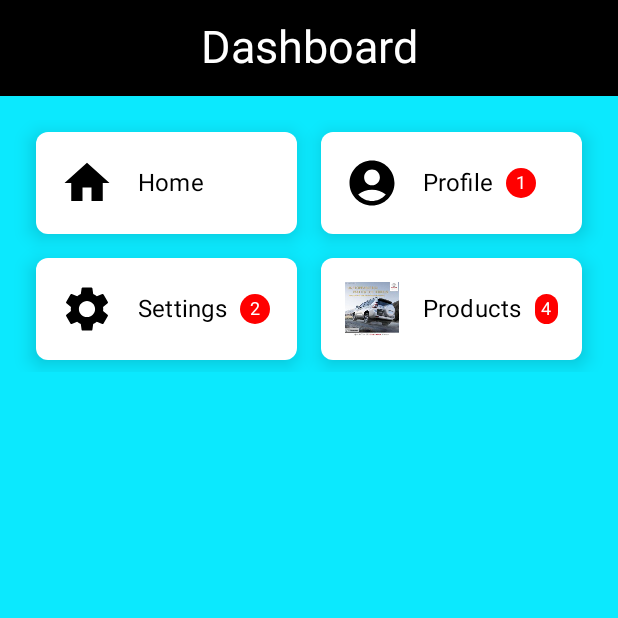
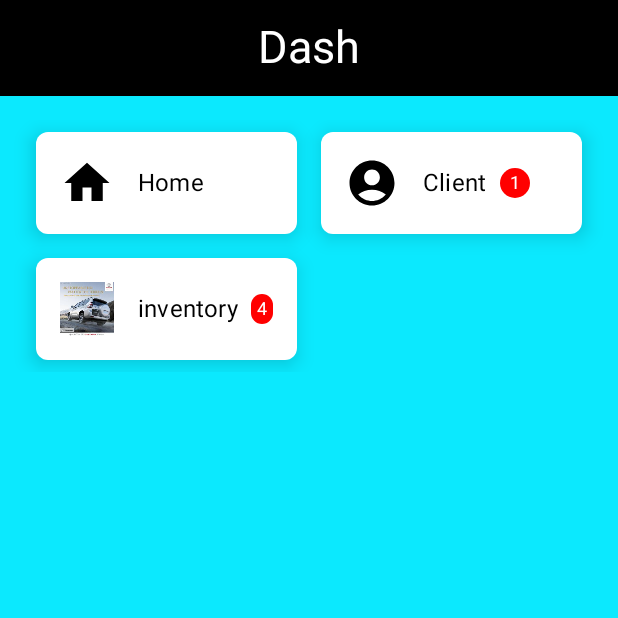
Before and after one commit to Jonathan-W-K/Adlad, an Android app built with Jetpack Compose: the DashboardScreen screen opened through its navigation route, on a phone screen of 412 x 824 dp, the top half of it. Run offline under Robolectric (Android 15) with nearby library versions, the phone set to English and light mode, and no system bars; our stand-ins replace Firebase (no records; nobody signed in at launch, a user with empty details on screens opened directly).

Commit message:
Update Dashboard.kt

```diff
--- a/app/src/main/java/net/ezra/ui/dashboard/Dashboard.kt
+++ b/app/src/main/java/net/ezra/ui/dashboard/Dashboard.kt
@@ -124,7 +124,7 @@ fun DashboardScreen(navController: NavHostController)  {
         topBar = {
             CenterAlignedTopAppBar(
                 title = {
-                    Text(text = "Dashboard", color = Color.White, fontSize = 30.sp)
+                    Text(text = "Dash", color = Color.White, fontSize = 30.sp)
                 },
                 colors = TopAppBarDefaults.topAppBarColors(
                     containerColor = Color(0xff000000),
@@ -156,7 +156,7 @@ fun DashboardScreen(navController: NavHostController)  {
                                     }
                             ),
                                 DashboardItemData(
-                                    title = "Profile",
+                                    title = "Client",
                                     icon = Icons.Default.AccountCircle,
                                     imagePainter = null,
                                     badgeCount = 1,
@@ -165,16 +165,16 @@ fun DashboardScreen(navController: NavHostController)  {
                                         // Navigate to profile screen
                                     }
                                 ),
-                                DashboardItemData(
-                                    title = "Settings",
-                                    icon = Icons.Default.Settings,
-                                    imagePainter = null,
-                                    badgeCount = 2,
-                                    onClick = {
-                                        navController.navigate(ROUTE_SETTING_PG)
-                                        // Navigate to settings screen
-                                    }
-                                ),
+                                // DashboardItemData(
+                                //     title = "Settings",
+                                //     icon = Icons.Default.Settings,
+                                //     imagePainter = null,
+                                //     badgeCount = 2,
+                                //     onClick = {
+                                //         navController.navigate(ROUTE_SETTING_PG)
+                                //         // Navigate to settings screen
+                                //     }
+                                // ),
 //                                DashboardItemData(
 //                                    title = "Clients",
 //                                    icon = Icons.Default.Person,
@@ -184,7 +184,7 @@ fun DashboardScreen(navController: NavHostController)  {
 //                                    }
 //                                ),
                                 DashboardItemData(
-                                    title = "Products",
+                                    title = "inventory",
                                     icon = Icons.Default.Person,
                                     imagePainter = painterResource(id = R.drawable.vehicle1),
                                     badgeCount = 4,
```
